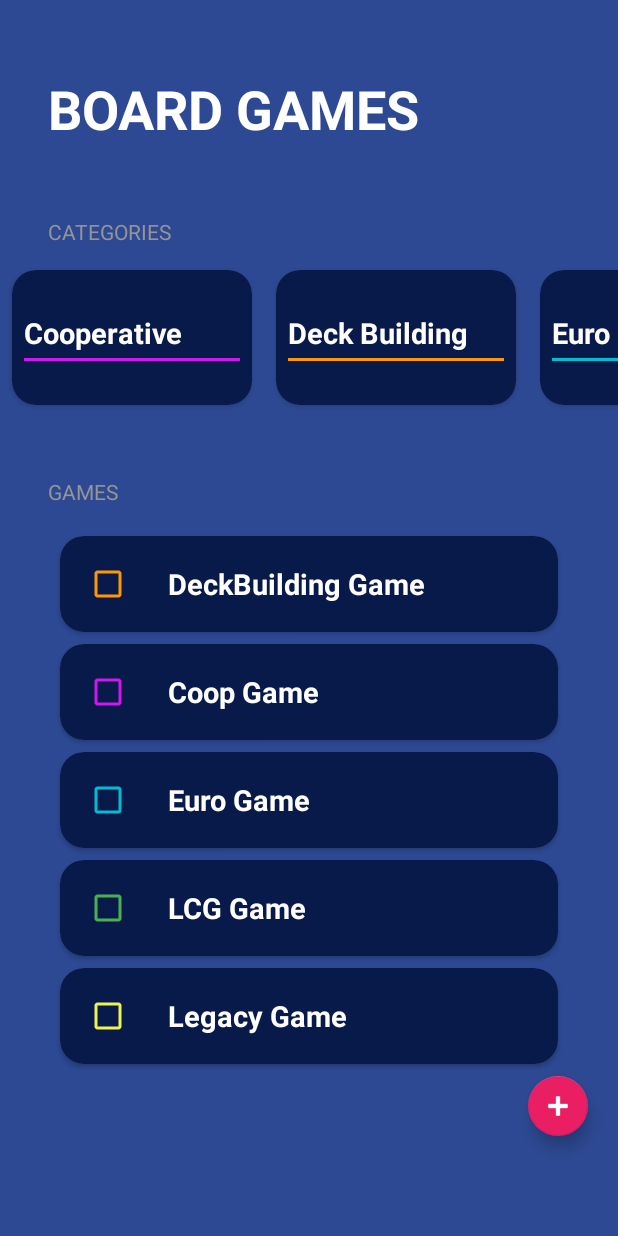
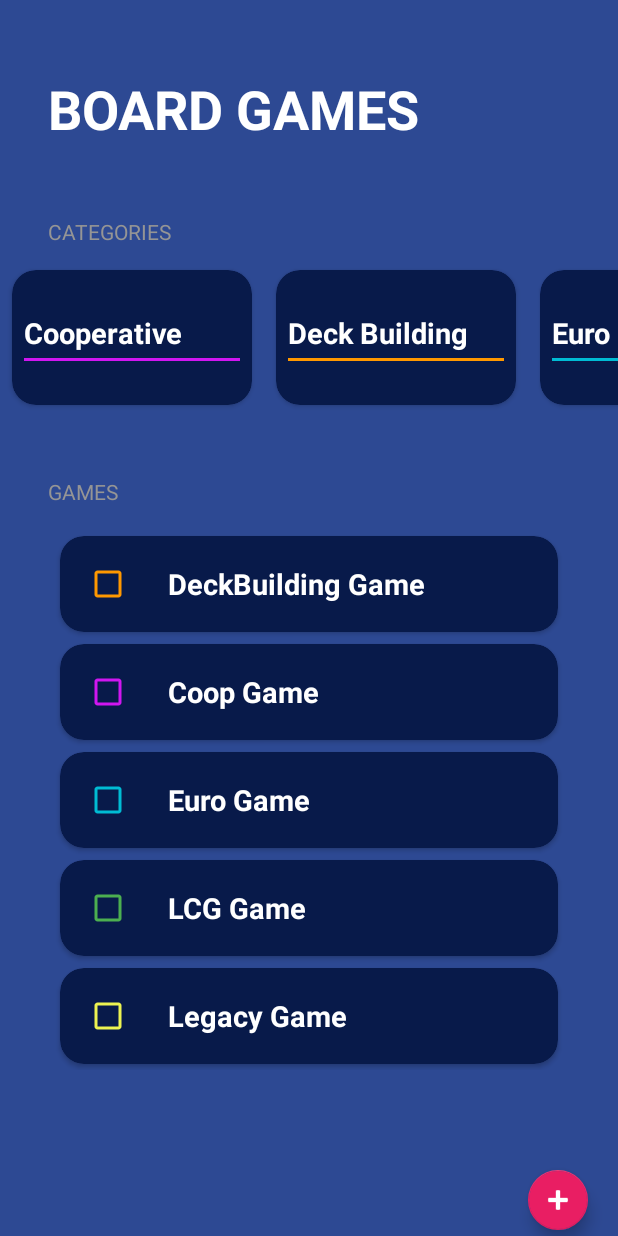
Before and after one commit to KaylR0/Actividades1PMDM, an Android app: the BoardgameActivity screen opened directly, with no data from a screen before it, on a phone screen of 412 x 824 dp. Run offline under Robolectric (Android 15) with nearby library versions, the phone set to English and light mode, and no system bars.

Commit message:
Arreglado botón flotante, ampliado proyecto con tachados de texto y selección de gameCategories

```diff
--- a/app/src/main/java/com/kaylr/chat/boardGamesApp/BoardgameActivity.kt
+++ b/app/src/main/java/com/kaylr/chat/boardGamesApp/BoardgameActivity.kt
@@ -50,15 +50,13 @@ class BoardgameActivity : AppCompatActivity() {
         fabAddGame = findViewById(R.id.fabAddGame)
     }
     private fun initUI(){
-        categoriesAdapter = CategoriesAdapter(categories) //RECYCLER_CATEGORIES
-        gamesAdapter = GamesAdapter(games) //RECYCLER_GAMES
+        categoriesAdapter = CategoriesAdapter(categories){ position ->onCategorySelected(position) } //RECYCLER_CATEGORIES
+        gamesAdapter = GamesAdapter(games) { position -> onGameSelected(position) }//RECYCLER_GAMES
 
         rvCategories.layoutManager = LinearLayoutManager(this, LinearLayoutManager.HORIZONTAL, false) //RECYCLER_CATEGORIES
-
         rvGames.layoutManager = LinearLayoutManager(this) //RECYCLER_GAMES
 
         rvCategories.adapter = categoriesAdapter //RECYCLER_CATEGORIES
-
         rvGames.adapter = gamesAdapter //RECYCLER_GAMES
     }
     private fun initListeners() { fabAddGame.setOnClickListener{ showDialog() }
@@ -75,7 +73,8 @@ class BoardgameActivity : AppCompatActivity() {
             if(currentGame.isNotEmpty()){
                 val selectedId = rgCategories.checkedRadioButtonId
                 val selectedRadioButton: RadioButton = rgCategories.findViewById(selectedId)
-                val currentCategory: GameCategory = when(selectedRadioButton.text){
+                val currentCategory: GameCategory =
+                    when(selectedRadioButton.text){
                     getString(R.string.dialog_cooperative_category) -> GameCategory.Cooperative
                     getString(R.string.dialog_deckbuilding_category) -> GameCategory.Deckbuilding
                     getString(R.string.dialog_euro_category) -> GameCategory.Euro
@@ -94,7 +93,15 @@ class BoardgameActivity : AppCompatActivity() {
         gamesAdapter.notifyDataSetChanged()
     }
 
-
+    private fun onGameSelected(position:Int){
+        games[position].isSelected = !games[position].isSelected
+        updateGames()
+    }
+    private fun onCategorySelected(position:Int){
+        categories[position].isSelected = !categories[position].isSelected
+        categoriesAdapter.notifyItemChanged(position)
+        updateGames()
+    }
 
 
 
--- a/app/src/main/java/com/kaylr/chat/boardGamesApp/CategoriesAdapter.kt
+++ b/app/src/main/java/com/kaylr/chat/boardGamesApp/CategoriesAdapter.kt
@@ -5,7 +5,7 @@ import android.view.ViewGroup
 import androidx.recyclerview.widget.RecyclerView
 import com.kaylr.chat.R
 
-class CategoriesAdapter(private val categories: List<GameCategory>) :
+class CategoriesAdapter(private val categories: List<GameCategory>,private val onItemSelected: (Int) -> Unit) :
     RecyclerView.Adapter<CategoriesViewHolder>() {
     override fun onCreateViewHolder(parent: ViewGroup, viewType: Int): CategoriesViewHolder {
         val view = LayoutInflater.from(parent.context).inflate(R.layout.item_game_category, parent, false)
@@ -13,6 +13,8 @@ class CategoriesAdapter(private val categories: List<GameCategory>) :
     }
     override fun getItemCount()= categories.size
     override fun onBindViewHolder(holder: CategoriesViewHolder, position: Int) {
-        holder.render(categories[position])
+        holder.render(categories[position], onItemSelected)
     }
 }
+
+//el adapter le pasa los objetos al viewholder
--- a/app/src/main/java/com/kaylr/chat/boardGamesApp/CategoriesViewHolder.kt
+++ b/app/src/main/java/com/kaylr/chat/boardGamesApp/CategoriesViewHolder.kt
@@ -1,17 +1,30 @@
 package com.kaylr.chat.boardGamesApp
 
+import android.graphics.Paint
 import android.view.View
 import android.widget.TextView
+import androidx.cardview.widget.CardView
+import androidx.core.content.ContextCompat
 import androidx.core.content.ContextCompat.getColor
 import androidx.recyclerview.widget.RecyclerView
 import com.kaylr.chat.R
 
 class CategoriesViewHolder(view: View) : RecyclerView.ViewHolder(view) {
-
+    //el viewHolder modifica los objetos
     private val tvCategoryName: TextView = view.findViewById(R.id.tvCategoryName)
     private val divider: View = view.findViewById(R.id.divider)
+    private val viewContainer: CardView = view.findViewById(R.id.viewContainer)
 
-    fun render(gameCategory: GameCategory){
+    fun render(gameCategory: GameCategory, onItemSelected: (Int) -> Unit){
+        //Si la categoria está seleccionada que cambie de color
+       val color = if (gameCategory.isSelected){
+           R.color.bgapp_background_card
+       }else{
+           R.color.bgapp_background_disabled
+       }
+        viewContainer.setCardBackgroundColor(ContextCompat.getColor(viewContainer.context, color))
+        itemView.setOnClickListener{ onItemSelected(layoutPosition) }
+
         when(gameCategory){
             GameCategory.Cooperative -> {
                 tvCategoryName.text = "Cooperative"
--- a/app/src/main/java/com/kaylr/chat/boardGamesApp/GamesAdapter.kt
+++ b/app/src/main/java/com/kaylr/chat/boardGamesApp/GamesAdapter.kt
@@ -5,12 +5,11 @@ import android.view.ViewGroup
 import androidx.recyclerview.widget.RecyclerView
 import com.kaylr.chat.R
 
-class GamesAdapter (private val games: List<Game>) :
-    RecyclerView.Adapter<GamesViewHolder>() {
+class GamesAdapter (private val games: List<Game>, private val onItemSelected: (Int) -> Unit) :
+    RecyclerView.Adapter<GamesViewHolder>() {                            //Unit corresponde a void
     override fun onCreateViewHolder(parent: ViewGroup, viewType: Int): GamesViewHolder {
             val view = LayoutInflater.from(parent.context).inflate(R.layout.item_game, parent, false)
             return GamesViewHolder(view)
-
     }
 
     override fun getItemCount(): Int {
@@ -19,5 +18,6 @@ class GamesAdapter (private val games: List<Game>) :
 
     override fun onBindViewHolder(holder: GamesViewHolder, position: Int) {
         holder.render(games[position])
+        holder.itemView.setOnClickListener{onItemSelected(position)}
     }
 }
--- a/app/src/main/java/com/kaylr/chat/boardGamesApp/GamesViewHolder.kt
+++ b/app/src/main/java/com/kaylr/chat/boardGamesApp/GamesViewHolder.kt
@@ -1,6 +1,7 @@
 package com.kaylr.chat.boardGamesApp
 
 import android.content.res.ColorStateList
+import android.graphics.Paint
 import android.view.View
 import android.widget.CheckBox
 import android.widget.TextView
@@ -9,11 +10,20 @@ import androidx.recyclerview.widget.RecyclerView
 import com.kaylr.chat.R
 
 class GamesViewHolder (view: View) : RecyclerView.ViewHolder(view) {
-
+    // es como un bucle que recorre
     private val tvGame: TextView = view.findViewById(R.id.tvGame)
     private val cbGame: CheckBox = view.findViewById(R.id.cbGame)
 
     fun render(game: Game){
+
+        //Si el juego está seleccionado que se tache
+        if (game.isSelected) {
+            tvGame.paintFlags = tvGame.paintFlags or Paint.STRIKE_THRU_TEXT_FLAG
+        } else {
+            tvGame.paintFlags = tvGame.paintFlags and Paint.STRIKE_THRU_TEXT_FLAG.inv()
+        }
+
+        cbGame.isChecked = game.isSelected
         tvGame.text = game.name
         val color =
             when(game.category){
--- a/app/src/main/res/layout/activity_boardgame.xml
+++ b/app/src/main/res/layout/activity_boardgame.xml
@@ -1,16 +1,16 @@
 <?xml version="1.0" encoding="utf-8"?>
-
-<LinearLayout
+<FrameLayout
     xmlns:android="http://schemas.android.com/apk/res/android"
     xmlns:app="http://schemas.android.com/apk/res-auto"
     xmlns:tools="http://schemas.android.com/tools"
     android:layout_width="match_parent"
     android:layout_height="match_parent"
+    tools:context=".boardGamesApp.BoardgameActivity">
+    <LinearLayout
+        android:layout_width="match_parent"
+        android:layout_height="match_parent"
         android:background="@color/bgapp_background_app"
-    android:orientation="vertical"
-    tools:context=".boardGamesApp.BoardgameActivity"
-    >
-
+        android:orientation="vertical">
         <TextView
             android:layout_width="wrap_content"
             android:layout_height="wrap_content"
@@ -43,8 +43,7 @@
             android:layout_height="wrap_content"
             android:layout_marginHorizontal="32dp"
             android:layout_marginTop="16dp" />
-
-
+    </LinearLayout>
         <com.google.android.material.floatingactionbutton.FloatingActionButton
             android:id="@+id/fabAddGame"
             android:layout_width="wrap_content"
@@ -52,12 +51,9 @@
             android:layout_gravity="end|bottom"
             android:layout_marginEnd="16dp"
             android:src="@android:drawable/ic_input_add"
-            android:contentDescription="Añade un juego"
+            android:contentDescription="Add a game"
             app:backgroundTint="@color/bgapp_accent"
             app:tint="@color/white"
             app:fabSize="mini"
             />
-
-
-
-</LinearLayout>
+</FrameLayout>
```
Also changed, not shown: app/src/main/res/layout/dialog_game.xml (+8 -8 lines). Lines whose indentation alone changed are shown as unchanged.
